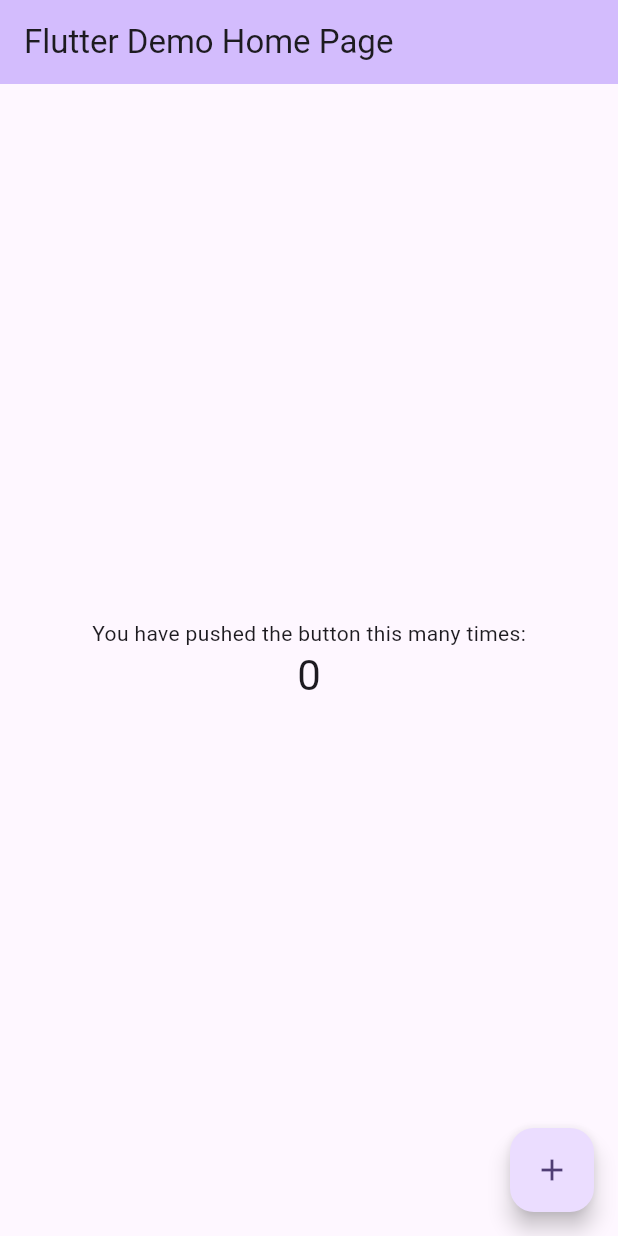
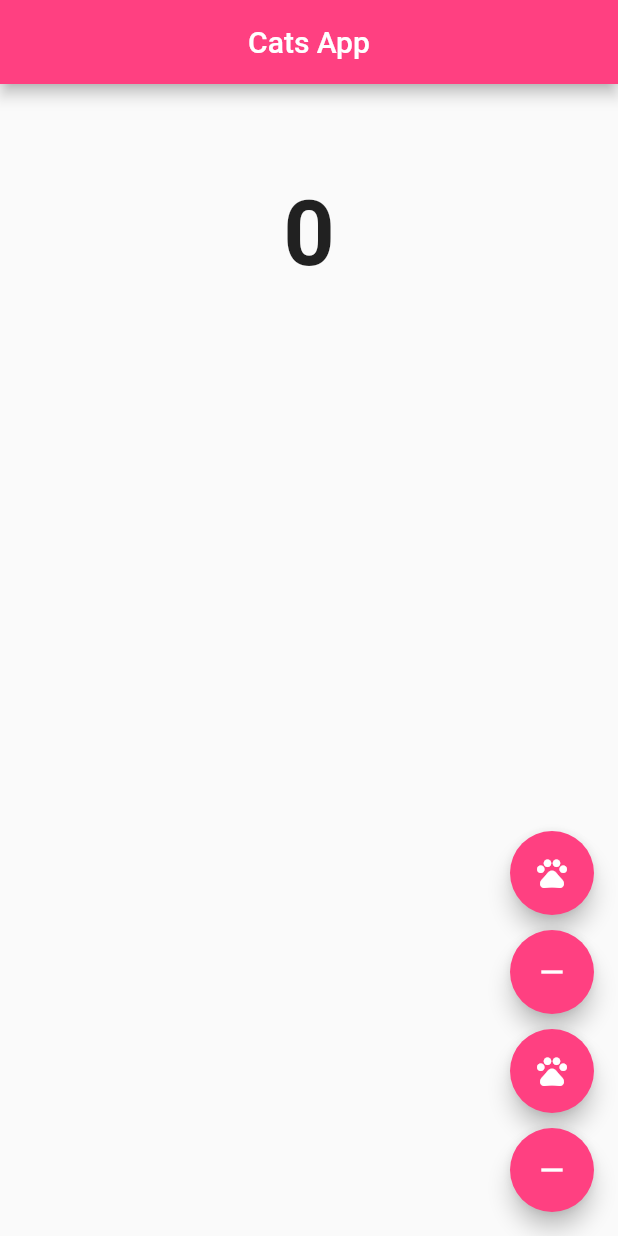
Before and after one commit to NurhayatYurtaslan/Cute_Cats_App, a Flutter app: the screen it shows after launch, on a phone screen of 412 x 824 dp. Run offline on Flutter 3.47's test engine with Material 2 defaults, Android fonts, the light colour scheme and no system bars; our stand-ins replace bloc, equatable, flutter_bloc; missing offline and left inert: dart:ffi.

Commit message:
update 🆕: main.dart

```diff
--- a/cute_cats_app/lib/main.dart
+++ b/cute_cats_app/lib/main.dart
@@ -1,125 +1,141 @@
+import 'dart:math';
+import 'package:cute_cats_app/home_view/bloc/bloc_bloc.dart';
+import 'package:cute_cats_app/home_view/cat_view.dart';
 import 'package:flutter/material.dart';
+import 'package:flutter/services.dart';
+import 'package:flutter_bloc/flutter_bloc.dart';
 
 void main() {
   runApp(const MyApp());
 }
 
 class MyApp extends StatelessWidget {
-  const MyApp({super.key});
+  const MyApp({Key? key}) : super(key: key);
 
-  // This widget is the root of your application.
   @override
   Widget build(BuildContext context) {
-    return MaterialApp(
-      title: 'Flutter Demo',
-      theme: ThemeData(
-        // This is the theme of your application.
-        //
-        // TRY THIS: Try running your application with "flutter run". You'll see
-        // the application has a blue toolbar. Then, without quitting the app,
-        // try changing the seedColor in the colorScheme below to Colors.green
-        // and then invoke "hot reload" (save your changes or press the "hot
-        // reload" button in a Flutter-supported IDE, or press "r" if you used
-        // the command line to start the app).
-        //
-        // Notice that the counter didn't reset back to zero; the application
-        // state is not lost during the reload. To reset the state, use hot
-        // restart instead.
-        //
-        // This works for code too, not just values: Most code changes can be
-        // tested with just a hot reload.
-        colorScheme: ColorScheme.fromSeed(seedColor: Colors.deepPurple),
-        useMaterial3: true,
+    SystemChrome.setSystemUIOverlayStyle(const SystemUiOverlayStyle(
+      statusBarColor: Colors.transparent,
+    ));
+    return MultiBlocProvider(
+      providers: [
+        BlocProvider(create: (context) => CatBloc()..add(LoadCatCoutner()))
+      ],
+      child: const MaterialApp(
+        debugShowCheckedModeBanner: false,
+        title: 'Cats App',
+        home: HomeScreen(
+          title: 'Cats App',
+        ),
       ),
-      home: const MyHomePage(title: 'Flutter Demo Home Page'),
     );
   }
 }
 
-class MyHomePage extends StatefulWidget {
-  const MyHomePage({super.key, required this.title});
-
-  // This widget is the home page of your application. It is stateful, meaning
-  // that it has a State object (defined below) that contains fields that affect
-  // how it looks.
-
-  // This class is the configuration for the state. It holds the values (in this
-  // case the title) provided by the parent (in this case the App widget) and
-  // used by the build method of the State. Fields in a Widget subclass are
-  // always marked "final".
-
+class HomeScreen extends StatefulWidget {
+  const HomeScreen({Key? key, required this.title}) : super(key: key);
   final String title;
 
   @override
-  State<MyHomePage> createState() => _MyHomePageState();
+  State<HomeScreen> createState() => _HomeScreenState();
 }
 
-class _MyHomePageState extends State<MyHomePage> {
-  int _counter = 0;
+class _HomeScreenState extends State<HomeScreen> {
+  final Random random = Random();
 
-  void _incrementCounter() {
-    setState(() {
-      // This call to setState tells the Flutter framework that something has
-      // changed in this State, which causes it to rerun the build method below
-      // so that the display can reflect the updated values. If we changed
-      // _counter without calling setState(), then the build method would not be
-      // called again, and so nothing would appear to happen.
-      _counter++;
-    });
-  }
 
   @override
   Widget build(BuildContext context) {
-    // This method is rerun every time setState is called, for instance as done
-    // by the _incrementCounter method above.
-    //
-    // The Flutter framework has been optimized to make rerunning build methods
-    // fast, so that you can just rebuild anything that needs updating rather
-    // than having to individually change instances of widgets.
     return Scaffold(
       appBar: AppBar(
-        // TRY THIS: Try changing the color here to a specific color (to
-        // Colors.amber, perhaps?) and trigger a hot reload to see the AppBar
-        // change color while the other colors stay the same.
-        backgroundColor: Theme.of(context).colorScheme.inversePrimary,
-        // Here we take the value from the MyHomePage object that was created by
-        // the App.build method, and use it to set our appbar title.
-        title: Text(widget.title),
+        title: const Text('Cats App'),
+        centerTitle: true,
+        backgroundColor: Colors.pinkAccent,
       ),
       body: Center(
-        // Center is a layout widget. It takes a single child and positions it
-        // in the middle of the parent.
-        child: Column(
-          // Column is also a layout widget. It takes a list of children and
-          // arranges them vertically. By default, it sizes itself to fit its
-          // children horizontally, and tries to be as tall as its parent.
-          //
-          // Column has various properties to control how it sizes itself and
-          // how it positions its children. Here we use mainAxisAlignment to
-          // center the children vertically; the main axis here is the vertical
-          // axis because Columns are vertical (the cross axis would be
-          // horizontal).
-          //
-          // TRY THIS: Invoke "debug painting" (choose the "Toggle Debug Paint"
-          // action in the IDE, or press "p" in the console), to see the
-          // wireframe for each widget.
-          mainAxisAlignment: MainAxisAlignment.center,
-          children: <Widget>[
-            const Text(
-              'You have pushed the button this many times:',
-            ),
-            Text(
-              '$_counter',
-              style: Theme.of(context).textTheme.headlineMedium,
-            ),
-          ],
+        child: BlocBuilder<CatBloc, CatState>(
+          builder: (context, state) {
+            if (state is CatInitial) {
+              return const CircularProgressIndicator(
+                color: Colors.pinkAccent,
+              );
+            }
+            if (state is CatLoaded) {
+              return Column(
+                mainAxisAlignment: MainAxisAlignment.center,
+                children: [
+                  Text(
+                    '${state.cats.length}',
+                    style: const TextStyle(
+                      fontSize: 60,
+                      fontWeight: FontWeight.bold,
+                    ),
+                  ),
+                  const SizedBox(
+                    height: 20,
+                  ),
+                  SizedBox(
+                    height: MediaQuery.of(context).size.height / 1.5,
+                    width: MediaQuery.of(context).size.width,
+                    child: Stack(
+                      alignment: Alignment.center,
+                      clipBehavior: Clip.none,
+                      children: [
+                        for (int index = 0; index < state.cats.length; index++)
+                          Positioned(
+                            left: random.nextInt(250).toDouble(),
+                            top: random.nextInt(400).toDouble(),
+                            child: SizedBox(
+                              height: 150,
+                              width: 150,
+                              child: state.cats[index].image,
+                            ),
+                          )
+                      ],
+                    ),
+                  )
+                ],
+              );
+            } else {
+              return const Text('Something went wrong!');
+            }
+          },
         ),
       ),
-      floatingActionButton: FloatingActionButton(
-        onPressed: _incrementCounter,
-        tooltip: 'Increment',
-        child: const Icon(Icons.add),
-      ), // This trailing comma makes auto-formatting nicer for build methods.
+      floatingActionButton: Column(
+        mainAxisAlignment: MainAxisAlignment.end,
+        children: [
+          FloatingActionButton(
+            backgroundColor: Colors.pinkAccent,
+            onPressed: () => context.read<CatBloc>().add(AddCat(Cat.cat[0])),
+            child: const Icon(Icons.pets),
+          ),
+          const SizedBox(
+            height: 10,
+          ),
+          FloatingActionButton(
+            backgroundColor: Colors.pinkAccent,
+            onPressed: () => context.read<CatBloc>().add(RemoveCat(Cat.cat[0])),
+            child: const Icon(Icons.remove),
+          ),
+          const SizedBox(
+            height: 10,
+          ),
+          FloatingActionButton(
+            backgroundColor: Colors.pinkAccent,
+            onPressed: () => context.read<CatBloc>().add(AddCat(Cat.cat[1])),
+            child: const Icon(Icons.pets),
+          ),
+          const SizedBox(
+            height: 10,
+          ),
+          FloatingActionButton(
+            backgroundColor: Colors.pinkAccent,
+            onPressed: () => context.read<CatBloc>().add(RemoveCat(Cat.cat[1])),
+            child: const Icon(Icons.remove),
+          ),
+        ],
+      ),
     );
   }
 }
```
